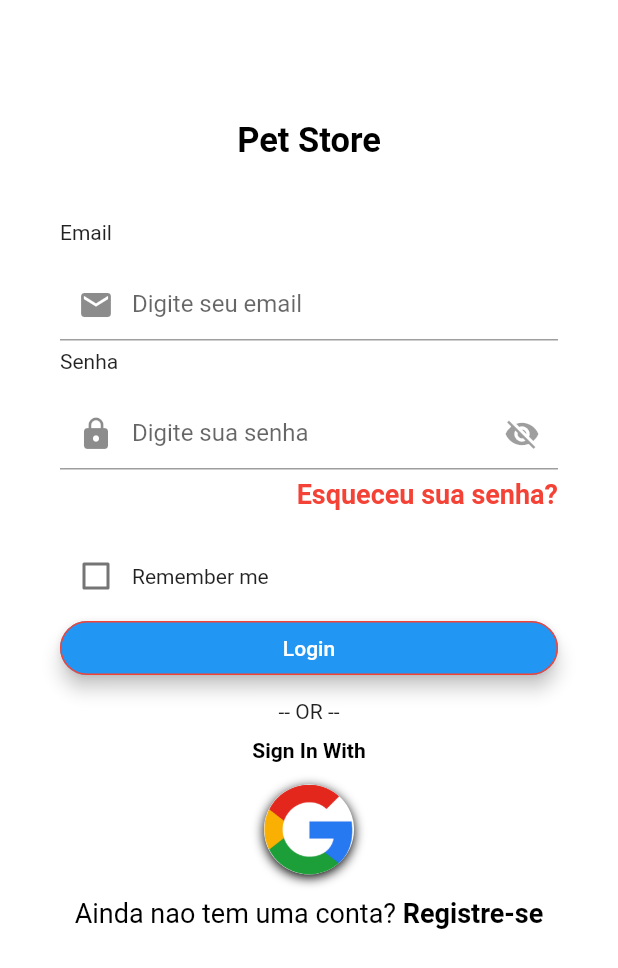
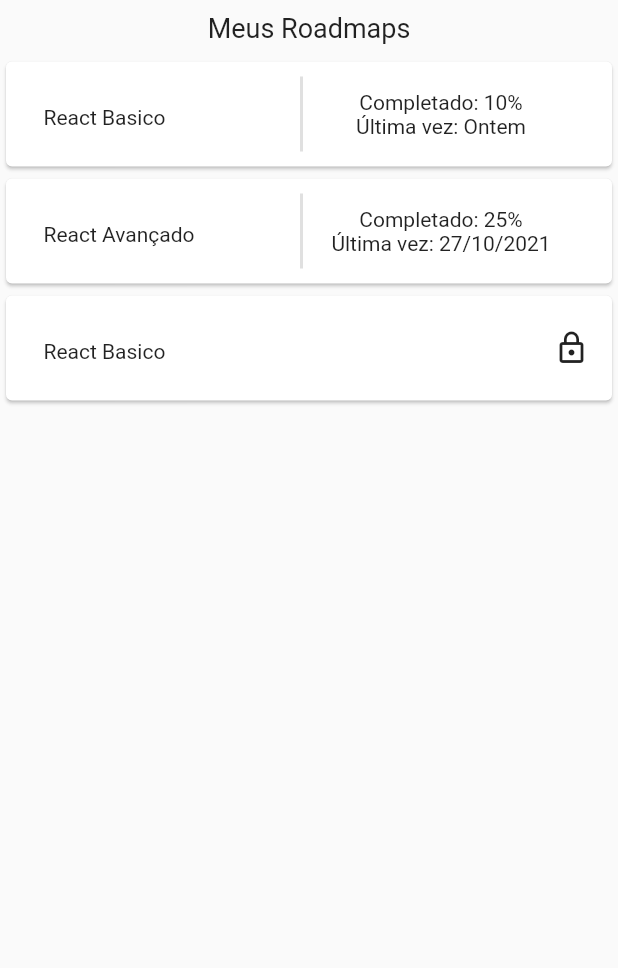
Before and after one commit to paulokiim/projeto-flutter, a Flutter app: the screen it shows after launch, on a phone screen of 412 x 824 dp. Shown: the top 968 px of the screen. Run offline on Flutter 3.47's test engine with Material 2 defaults, Android fonts, the phone set to English and light mode, and no system bars.

Commit message:
started my roadmap page

```diff
--- a/lib/app.dart
+++ b/lib/app.dart
@@ -2,6 +2,7 @@ import 'package:flutter/material.dart';
 import 'package:flutter/services.dart';
 import 'package:rp_project/routes.dart';
 import 'package:rp_project/screens/login.dart';
+import 'package:rp_project/screens/my-roadmaps.dart';
 import 'package:rp_project/screens/register.dart';
 import 'package:rp_project/screens/roadmap.dart';
 import 'package:rp_project/screens/splash.dart';
@@ -22,6 +23,7 @@ class App extends StatelessWidget {
         Routes.loginScreen: (context) => LoginScreen(),
         Routes.registerScreen: (context) => RegisterScreen(),
         Routes.roadmapScreen: (context) => RoadmapScreen(),
+        Routes.myRoadmapScreen: (context) => MyRoadmapsScreen(),
       },
     );
   }
--- a/lib/routes.dart
+++ b/lib/routes.dart
@@ -2,5 +2,6 @@ class Routes {
   static String splashScreen = '/';
   static String loginScreen = '/login';
   static String registerScreen = '/register';
-  static String roadmapScreen = 'roadmap';
+  static String roadmapScreen = '/roadmap';
+  static String myRoadmapScreen = '/my-roadmaps';
 }
--- /dev/null
+++ b/lib/screens/my-roadmaps.dart
@@ -0,0 +1,38 @@
+import 'package:flutter/material.dart';
+import 'package:rp_project/widgets/card.dart';
+import 'package:rp_project/widgets/header.dart';
+import 'package:rp_project/widgets/roadmap-progress.dart';
+
+class MyRoadmapsScreen extends StatelessWidget {
+  @override
+  Widget build(BuildContext context) {
+    return Scaffold(
+      body: Column(
+        crossAxisAlignment: CrossAxisAlignment.stretch,
+        children: [
+          HeaderWidget(
+            title: 'Meus Roadmaps',
+          ),
+          CardWidget(
+            title: 'React Basico',
+            sufixWidget: RoadmapProgressWidget(
+              progress: '10%',
+              checkpoint: 'Ontem',
+            ),
+          ),
+          CardWidget(
+            title: 'React Avançado',
+            sufixWidget: RoadmapProgressWidget(
+              progress: '25%',
+              checkpoint: '27/10/2021',
+            ),
+          ),
+          CardWidget(
+            title: 'React Basico',
+            sufixWidget: Icon(Icons.lock_outline),
+          ),
+        ],
+      ),
+    );
+  }
+}
--- a/lib/screens/roadmap.dart
+++ b/lib/screens/roadmap.dart
@@ -20,9 +20,18 @@ class RoadmapScreen extends StatelessWidget {
             HeaderWidget(
               title: 'Meus Roadmaps',
             ),
-            CardWidget(title: 'React Basico', icon: Icons.check_circle_outline),
-            CardWidget(title: 'React Basico', icon: Icons.circle_outlined),
-            CardWidget(title: 'React Basico', icon: Icons.lock_outline),
+            CardWidget(
+              title: 'React Basico',
+              sufixWidget: Icon(Icons.check_circle_outline),
+            ),
+            CardWidget(
+              title: 'React Basico',
+              sufixWidget: Icon(Icons.circle_outlined),
+            ),
+            CardWidget(
+              title: 'React Basico',
+              sufixWidget: Icon(Icons.lock_outline),
+            ),
           ],
         ),
       ),
--- a/lib/screens/splash.dart
+++ b/lib/screens/splash.dart
@@ -9,7 +9,7 @@ class SplashScreen extends StatelessWidget {
     Timer(
       Duration(seconds: 3),
       () async {
-        Navigator.of(context).pushReplacementNamed(Routes.loginScreen);
+        Navigator.of(context).pushReplacementNamed(Routes.myRoadmapScreen);
       },
     );
 
--- a/lib/widgets/card.dart
+++ b/lib/widgets/card.dart
@@ -2,15 +2,18 @@ import 'package:flutter/material.dart';
 
 class CardWidget extends StatelessWidget {
   final String title;
-  final IconData icon;
+  final Widget? sufixWidget;
+  final Widget? prefixWidget;
 
-  CardWidget({required this.title, required this.icon});
+  CardWidget({
+    required this.title,
+    this.sufixWidget,
+    this.prefixWidget,
+  });
 
   @override
   Widget build(BuildContext context) {
     return Card(
-      child: InkWell(
-        onTap: () {},
       child: SizedBox(
         height: 70,
         width: double.infinity,
@@ -19,15 +22,24 @@ class CardWidget extends StatelessWidget {
           child: Row(
             mainAxisAlignment: MainAxisAlignment.spaceBetween,
             children: [
+              if (this.prefixWidget != null)
+                Padding(
+                  padding: const EdgeInsets.only(left: 10, right: 5),
+                  child: this.prefixWidget,
+                ),
               Padding(
                 padding: const EdgeInsets.only(left: 15, top: 5),
-                    child: Text(this.title)),
+                child: Text(this.title),
+              ),
+              if (this.sufixWidget != null)
                 Padding(
                   padding: const EdgeInsets.only(right: 15),
-                  child: Icon(this.icon),
+                  child: Align(
+                    alignment: Alignment.centerRight,
+                    child: this.sufixWidget,
+                  ),
                 )
             ],
-            ),
           ),
         ),
       ),
--- /dev/null
+++ b/lib/widgets/roadmap-progress.dart
@@ -0,0 +1,39 @@
+import 'package:flutter/material.dart';
+
+class RoadmapProgressWidget extends StatelessWidget {
+  final String progress;
+  final String checkpoint;
+
+  RoadmapProgressWidget({required this.progress, required this.checkpoint});
+
+  @override
+  Widget build(BuildContext context) {
+    return Container(
+      width: 200,
+      alignment: Alignment.centerRight,
+      child: Row(
+        crossAxisAlignment: CrossAxisAlignment.stretch,
+        children: [
+          Padding(
+            padding: const EdgeInsets.only(top: 10, bottom: 10, right: 10),
+            child: VerticalDivider(
+              thickness: 2,
+            ),
+          ),
+          SizedBox(
+            width: 150,
+            child: Center(
+              child: Column(
+                mainAxisAlignment: MainAxisAlignment.center,
+                children: [
+                  Text('Completado: $progress'),
+                  Text('Última vez: $checkpoint'),
+                ],
+              ),
+            ),
+          ),
+        ],
+      ),
+    );
+  }
+}
```
Also changed, not shown: pubspec.lock, 2 other files. Lines whose indentation alone changed are shown as unchanged.
